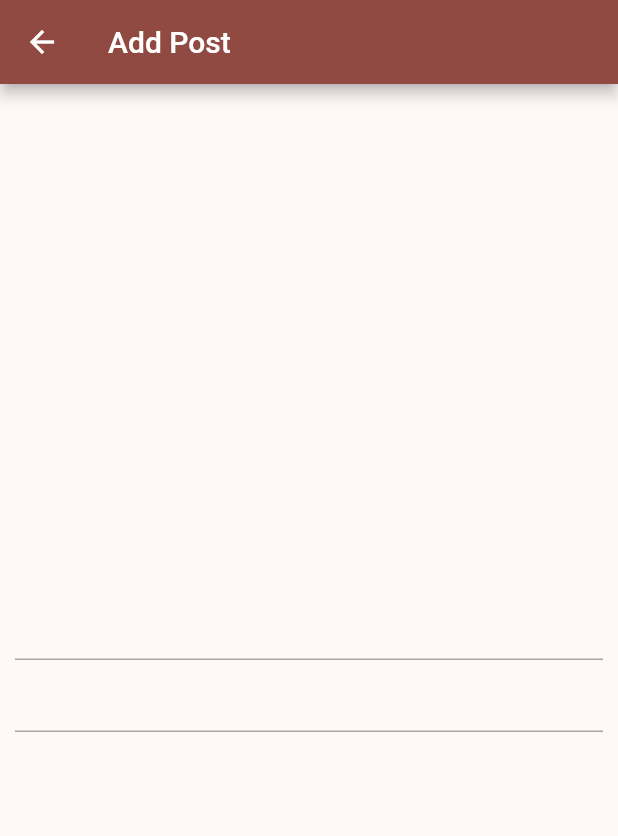
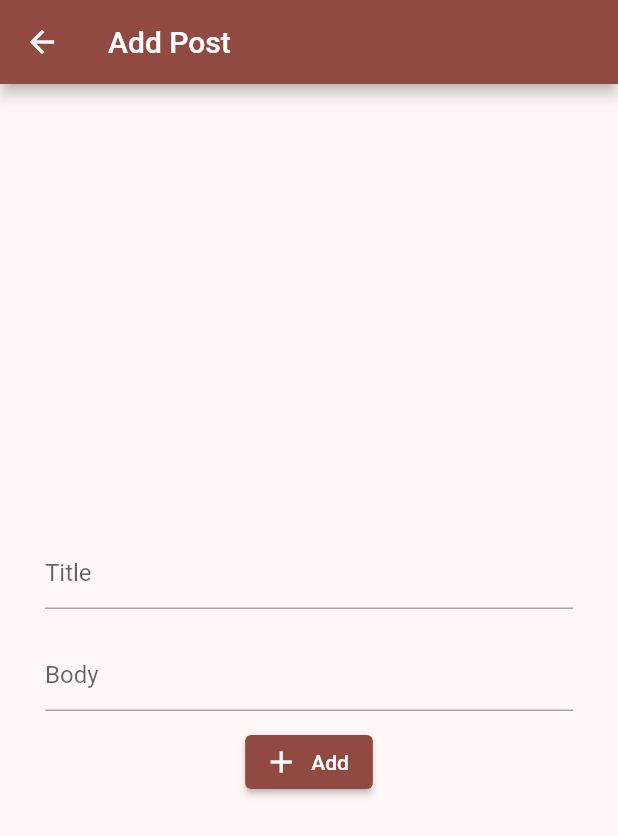
Before and after one commit to azzamaddouri/flutter_clean_architecture_posts_app, a Flutter app: the PostAddUpdatePage screen opened directly, on a phone screen of 412 x 824 dp. Shown: the top 836 px of the screen. Run offline on Flutter 3.47's test engine with Material 2 defaults, Android fonts, the phone set to English and light mode, and no system bars; our stand-ins replace bloc, dartz, equatable, flutter_bloc, get_it, internet_connection_checker and 1 more; accounts and stored records are empty; network calls fail.

Commit message:
last update before add and update form

```diff
--- a/lib/features/posts/presentation/pages/post_add_update_page.dart
+++ b/lib/features/posts/presentation/pages/post_add_update_page.dart
@@ -20,14 +20,14 @@ class PostAddUpdatePage extends StatelessWidget {
 
   @override
   Widget build(BuildContext context) {
-    return Scaffold(appBar: _buildAppBar(), body: _buildBody(context));
+    return Scaffold(appBar: _buildAppBar(), body: _buildBody());
   }
 
   AppBar _buildAppBar() {
     return AppBar(title: Text(isUpdatePost ? "EditPost" : "Add Post"));
   }
 
-  Widget _buildBody(BuildContext context) {
+  Widget _buildBody() {
     return Center(
         child: Padding(
             padding: const EdgeInsets.all(10),
--- a/lib/features/posts/presentation/widgets/post_add_update_page/form_widget.dart
+++ b/lib/features/posts/presentation/widgets/post_add_update_page/form_widget.dart
@@ -38,8 +38,31 @@ class _FormWidgetState extends State<FormWidget> {
           mainAxisAlignment: MainAxisAlignment.center,
           crossAxisAlignment: CrossAxisAlignment.center,
           children: [
-            TextField(),
-            TextField(),
+            Padding(
+              padding: EdgeInsets.symmetric(vertical: 10, horizontal: 20),
+              child: TextFormField(
+                controller: _titleController,
+                validator: (value) =>
+                    value!.isEmpty ? "Title can't be empty" : null,
+                decoration: InputDecoration(hintText: "Title"),
+              ),
+            ),
+            Padding(
+              padding: EdgeInsets.symmetric(vertical: 10, horizontal: 20),
+              child: TextFormField(
+                controller: _bodyController,
+                validator: (value) =>
+                    value!.isEmpty ? "Body can't be empty" : null,
+                decoration: InputDecoration(hintText: "Body"),
+              ),
+            ),
+            ElevatedButton.icon(
+              onPressed: () {},
+              icon: widget.isUpdatePost ? Icon(Icons.edit) : Icon(Icons.add),
+              label: Text(
+                widget.isUpdatePost ? "Update" : "Add",
+              ),
+            )
           ],
         ));
   }
```
